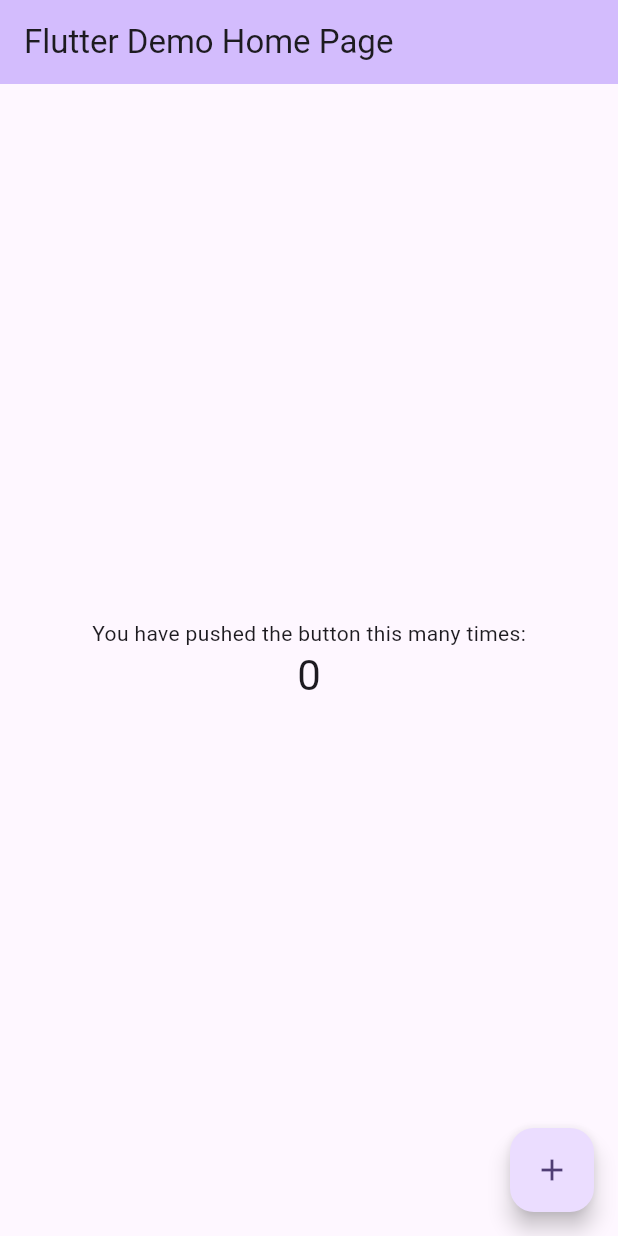
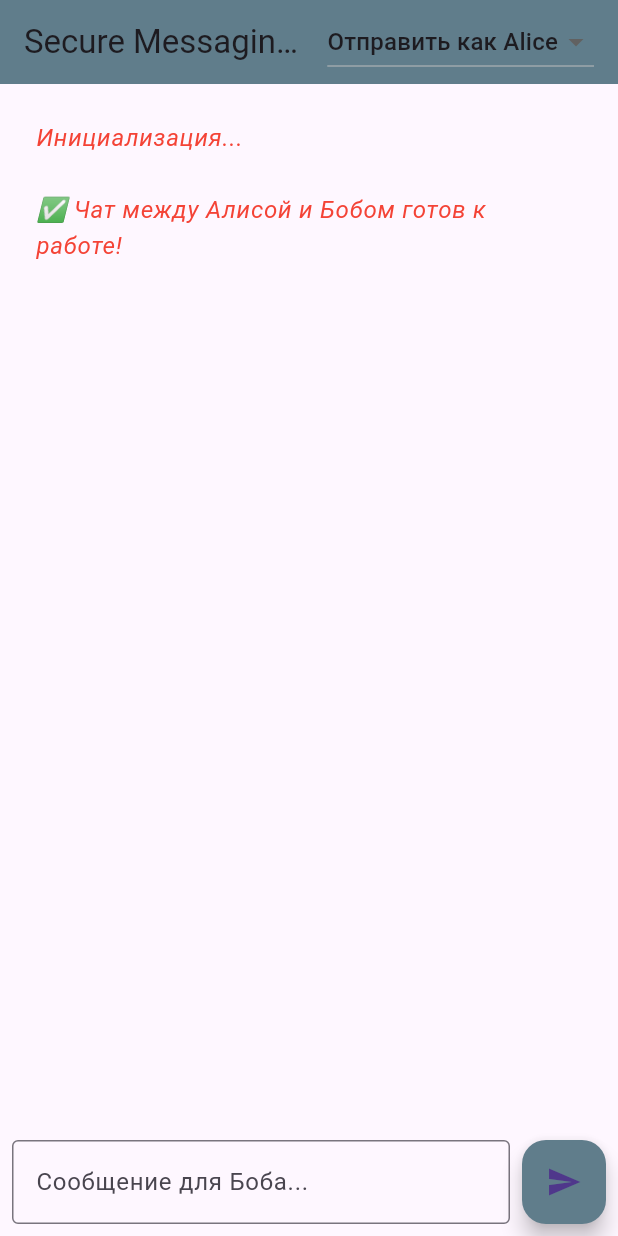
Before and after one commit to bolysmalik/cryptoProj, a Flutter app: the screen it shows after launch, on a phone screen of 412 x 824 dp. Run offline on Flutter 3.47's test engine with Material 3 defaults, Android fonts, the phone set to English and light mode, and no system bars; our stand-ins replace flutter_secure_storage; missing offline and left inert: bcrypt, cryptography; statements that could not run were skipped.

Commit message:
main screen

```diff
--- a/lib/main.dart
+++ b/lib/main.dart
@@ -1,121 +1,242 @@
+// lib/main.dart (Интерактивный Чат - ИСПРАВЛЕННЫЙ)
 import 'package:flutter/material.dart';
+import 'secure_chat_service.dart';
+import 'package:cryptography/cryptography.dart';
+import 'package:bcrypt/bcrypt.dart'; // Используем BCrypt
+// import 'my_own_sha256.dart'; // Примитив "с нуля" для презентации
 
-void main() {
-  runApp(const MyApp());
-}
+void main() => runApp(const MyApp());
 
 class MyApp extends StatelessWidget {
   const MyApp({super.key});
 
-  // This widget is the root of your application.
   @override
   Widget build(BuildContext context) {
-    return MaterialApp(
-      title: 'Flutter Demo',
-      theme: ThemeData(
-        // This is the theme of your application.
-        //
-        // TRY THIS: Try running your application with "flutter run". You'll see
-        // the application has a purple toolbar. Then, without quitting the app,
-        // try changing the seedColor in the colorScheme below to Colors.green
-        // and then invoke "hot reload" (save your changes or press the "hot
-        // reload" button in a Flutter-supported IDE, or press "r" if you used
-        // the command line to start the app).
-        //
-        // Notice that the counter didn't reset back to zero; the application
-        // state is not lost during the reload. To reset the state, use hot
-        // restart instead.
-        //
-        // This works for code too, not just values: Most code changes can be
-        // tested with just a hot reload.
-        colorScheme: .fromSeed(seedColor: Colors.deepPurple),
-      ),
-      home: const MyHomePage(title: 'Flutter Demo Home Page'),
+    return const MaterialApp(
+      title: 'Secure Messaging App',
+      home: SecureChatScreen(),
     );
   }
 }
 
-class MyHomePage extends StatefulWidget {
-  const MyHomePage({super.key, required this.title});
+enum User { Alice, Bob }
 
-  // This widget is the home page of your application. It is stateful, meaning
-  // that it has a State object (defined below) that contains fields that affect
-  // how it looks.
-
-  // This class is the configuration for the state. It holds the values (in this
-  // case the title) provided by the parent (in this case the App widget) and
-  // used by the build method of the State. Fields in a Widget subclass are
-  // always marked "final".
-
-  final String title;
+class SecureChatScreen extends StatefulWidget {
+  const SecureChatScreen({super.key});
 
   @override
-  State<MyHomePage> createState() => _MyHomePageState();
+  State<SecureChatScreen> createState() => _SecureChatScreenState();
 }
 
-class _MyHomePageState extends State<MyHomePage> {
-  int _counter = 0;
+class _SecureChatScreenState extends State<SecureChatScreen> {
+  final _messageController = TextEditingController();
+  final _scrollController = ScrollController();
 
-  void _incrementCounter() {
+  // Сервисы для двух пользователей
+  final _aliceService = SecureChatService();
+  final _bobService = SecureChatService();
+
+  // Состояние чата
+  List<Map<String, String>> _messages = [];
+  User _currentSender = User.Alice; // Отправитель по умолчанию
+  bool _isInitialized = false;
+
+  // Публичные ключи для обмена
+  PublicKey? alicePubKey;
+  PublicKey? bobPubKey;
+
+  @override
+  void initState() {
+    super.initState();
+    _initializeKeysAndChat();
+  }
+
+  // --- 1. ИНИЦИАЛИЗАЦИЯ И НАСТРОЙКА КЛЮЧЕЙ (ВЫПОЛНЯЕТСЯ ОДИН РАЗ) ---
+  Future<void> _initializeKeysAndChat() async {
+    _addSystemMessage('Инициализация...');
+
+    // 1. Симуляция регистрации и хеширования пароля (bcrypt)
+    // ИСПРАВЛЕНИЕ ОШИБКИ ROUNDS: Используем BCrypt.gensalt() без аргументов
+    final salt = BCrypt.gensalt();
+    BCrypt.hashpw('secure_password_123', salt);
+
+    // 2. Генерация ключей и сохранение их в Secure Storage
+    final aliceKeyPair = await _aliceService.initializeUser(ALICE_PRIV_KEY);
+    final bobKeyPair = await _bobService.initializeUser(BOB_PRIV_KEY);
+    alicePubKey = await aliceKeyPair.extractPublicKey();
+    bobPubKey = await bobKeyPair.extractPublicKey();
+
+    // 3. Обмен публичными ключами и установка общего секрета (ECDH)
+    await _aliceService.setupChat(ALICE_PRIV_KEY, bobPubKey!);
+    await _bobService.setupChat(BOB_PRIV_KEY, alicePubKey!);
+
     setState(() {
-      // This call to setState tells the Flutter framework that something has
-      // changed in this State, which causes it to rerun the build method below
-      // so that the display can reflect the updated values. If we changed
-      // _counter without calling setState(), then the build method would not be
-      // called again, and so nothing would appear to happen.
-      _counter++;
+      _isInitialized = true;
+      _addSystemMessage('✅ Чат между Алисой и Бобом готов к работе!');
+    });
+  }
+
+  // --- 2. ЛОГИКА ОТПРАВКИ И ПОЛУЧЕНИЯ СООБЩЕНИЯ ---
+  void _sendMessage() async {
+    if (!_isInitialized || _messageController.text.isEmpty) return;
+
+    final plaintext = _messageController.text;
+    final senderService = _currentSender == User.Alice ? _aliceService : _bobService;
+    final recipientService = _currentSender == User.Alice ? _bobService : _aliceService;
+    final senderPubKey = _currentSender == User.Alice ? alicePubKey! : bobPubKey!;
+
+    _messageController.clear();
+
+    try {
+      // 1. ОТПРАВКА: Шифрование и Подпись
+      final encryptedMessage = await senderService.encryptAndSign(plaintext);
+      final ciphertextPreview = encryptedMessage.ciphertext.sublist(0, 10).map((e) => e.toRadixString(16).padLeft(2, '0')).join('');
+
+      _addMessage(_currentSender, plaintext, '🔒 Зашифровано и Подписано: $ciphertextPreview...');
+
+      // 2. ПОЛУЧЕНИЕ: Проверка и Дешифрование
+      final decryptedMessage = await recipientService.decryptAndVerify(encryptedMessage, senderPubKey);
+
+      _addSystemMessage('Проверено и Расшифровано Получателем (${recipientService == _aliceService ? 'Алиса' : 'Боб'}): "$decryptedMessage"');
+
+    } catch (e) {
+      _addSystemMessage('❌ Ошибка безопасности при отправке: $e');
+    }
+
+    // Прокрутка вниз
+    _scrollController.animateTo(
+      _scrollController.position.maxScrollExtent,
+      duration: const Duration(milliseconds: 300),
+      curve: Curves.easeOut,
+    );
+  }
+
+  // --- 3. UI И МЕТОДЫ ПОМОЩНИКИ ---
+  void _addMessage(User sender, String plaintext, String status) {
+    setState(() {
+      _messages.add({
+        'user': sender.name,
+        'text': plaintext,
+        'status': status,
+      });
+    });
+  }
+
+  void _addSystemMessage(String text) {
+    setState(() {
+      _messages.add({'user': 'System', 'text': text, 'status': ''});
     });
   }
 
   @override
+  void dispose() {
+    _messageController.dispose();
+    _scrollController.dispose();
+    super.dispose();
+  }
+
+  @override
   Widget build(BuildContext context) {
-    // This method is rerun every time setState is called, for instance as done
-    // by the _incrementCounter method above.
-    //
-    // The Flutter framework has been optimized to make rerunning build methods
-    // fast, so that you can just rebuild anything that needs updating rather
-    // than having to individually change instances of widgets.
     return Scaffold(
       appBar: AppBar(
-        // TRY THIS: Try changing the color here to a specific color (to
-        // Colors.amber, perhaps?) and trigger a hot reload to see the AppBar
-        // change color while the other colors stay the same.
-        backgroundColor: Theme.of(context).colorScheme.inversePrimary,
-        // Here we take the value from the MyHomePage object that was created by
-        // the App.build method, and use it to set our appbar title.
-        title: Text(widget.title),
+        title: const Text('Secure Messaging Demo (E2EE)'),
+        backgroundColor: Colors.blueGrey,
+        actions: [
+          // Переключатель отправителя
+          DropdownButton<User>(
+            value: _currentSender,
+            onChanged: (User? newValue) {
+              if (newValue != null) {
+                setState(() {
+                  _currentSender = newValue;
+                  _addSystemMessage('Отправитель переключен на: ${_currentSender.name}');
+                });
+              }
+            },
+            items: User.values.map<DropdownMenuItem<User>>((User value) {
+              return DropdownMenuItem<User>(
+                value: value,
+                child: Text('Отправить как ${value.name}'),
+              );
+            }).toList(),
           ),
-      body: Center(
-        // Center is a layout widget. It takes a single child and positions it
-        // in the middle of the parent.
+          const SizedBox(width: 16),
+        ],
+      ),
+      body: Column(
+        children: <Widget>[
+          // Область сообщений
+          Expanded(
+            child: ListView.builder(
+              controller: _scrollController,
+              padding: const EdgeInsets.all(8.0),
+              itemCount: _messages.length,
+              itemBuilder: (context, index) {
+                final message = _messages[index];
+                if (message['user'] == 'System') {
+                  return ListTile(
+                    title: Text(message['text']!, style: const TextStyle(color: Colors.red, fontStyle: FontStyle.italic)),
+                  );
+                }
+
+                final isAlice = message['user'] == User.Alice.name;
+
+                return Align(
+                  alignment: isAlice ? Alignment.centerRight : Alignment.centerLeft,
+                  child: Padding(
+                    padding: const EdgeInsets.symmetric(vertical: 4.0),
                     child: Column(
-          // Column is also a layout widget. It takes a list of children and
-          // arranges them vertically. By default, it sizes itself to fit its
-          // children horizontally, and tries to be as tall as its parent.
-          //
-          // Column has various properties to control how it sizes itself and
-          // how it positions its children. Here we use mainAxisAlignment to
-          // center the children vertically; the main axis here is the vertical
-          // axis because Columns are vertical (the cross axis would be
-          // horizontal).
-          //
-          // TRY THIS: Invoke "debug painting" (choose the "Toggle Debug Paint"
-          // action in the IDE, or press "p" in the console), to see the
-          // wireframe for each widget.
-          mainAxisAlignment: .center,
+                      crossAxisAlignment: isAlice ? CrossAxisAlignment.end : CrossAxisAlignment.start,
                       children: [
-            const Text('You have pushed the button this many times:'),
+                        Container(
+                          padding: const EdgeInsets.all(12),
+                          decoration: BoxDecoration(
+                            color: isAlice ? Colors.blue[100] : Colors.green[100],
+                            borderRadius: BorderRadius.circular(15),
+                          ),
+                          child: Text(
+                            message['text']!,
+                            style: const TextStyle(fontSize: 16),
+                          ),
+                        ),
+                        // Статус шифрования/подписи
                         Text(
-              '$_counter',
-              style: Theme.of(context).textTheme.headlineMedium,
+                          '${message['user']}: ${message['status']}',
+                          style: TextStyle(fontSize: 10, color: Colors.grey[600]),
                         ),
                       ],
                     ),
                   ),
-      floatingActionButton: FloatingActionButton(
-        onPressed: _incrementCounter,
-        tooltip: 'Increment',
-        child: const Icon(Icons.add),
+                );
+              },
+            ),
+          ),
+
+          // Поле ввода и кнопка отправки
+          Padding(
+            padding: const EdgeInsets.all(8.0),
+            child: Row(
+              children: <Widget>[
+                Expanded(
+                  child: TextField(
+                    controller: _messageController,
+                    decoration: InputDecoration(
+                      hintText: "Сообщение для ${( _currentSender == User.Alice ? 'Боба' : 'Алисы')}...",
+                      border: const OutlineInputBorder(),
+                    ),
+                    onSubmitted: (_) => _sendMessage(),
+                  ),
+                ),
+                const SizedBox(width: 8.0),
+                FloatingActionButton(
+                  onPressed: _isInitialized ? _sendMessage : null,
+                  backgroundColor: _isInitialized ? Colors.blueGrey : Colors.grey,
+                  child: const Icon(Icons.send),
+                ),
+              ],
+            ),
+          ),
+        ],
       ),
     );
   }
```
Lines whose indentation alone changed are shown as unchanged.
